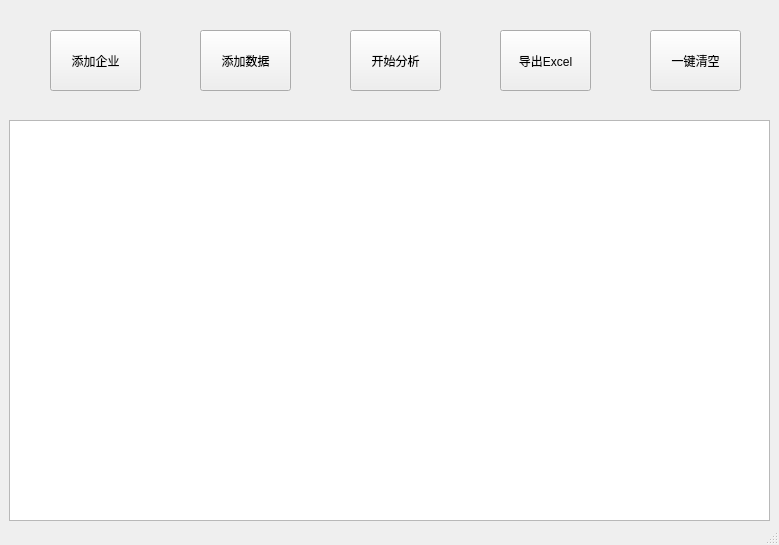
First picture: the form in gui/ui/AgingAnalysis.ui, repository SuperBearXu/AgingAnalysis, before the edit.
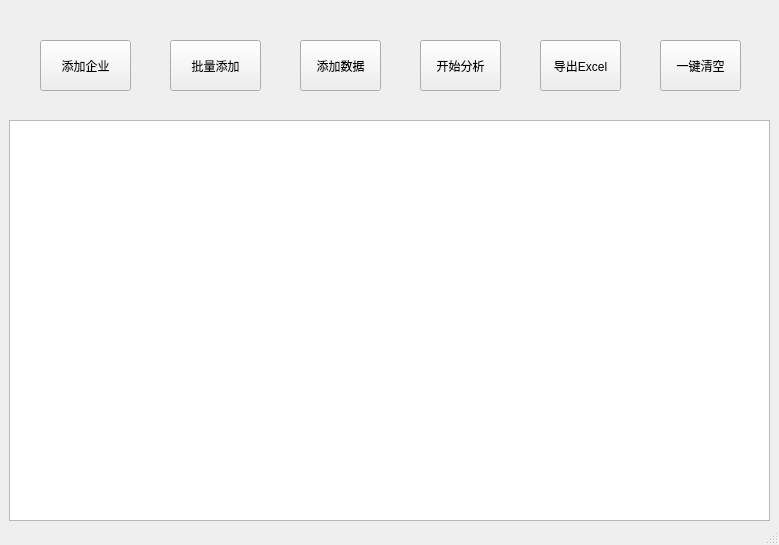
Second picture: the form after the edit.

Commit message: v1.3 添加批量导入企业的功能

```diff
--- a/gui/ui/AgingAnalysis.ui
+++ b/gui/ui/AgingAnalysis.ui
@@ -66,10 +66,10 @@
    <widget class="QPushButton" name="button_add_enterprise">
     <property name="geometry">
      <rect>
-      <x>50</x>
-      <y>30</y>
+      <x>40</x>
+      <y>40</y>
       <width>91</width>
-      <height>61</height>
+      <height>51</height>
      </rect>
     </property>
     <property name="text">
@@ -79,10 +79,10 @@
    <widget class="QPushButton" name="button_add_data">
     <property name="geometry">
      <rect>
-      <x>200</x>
-      <y>30</y>
-      <width>91</width>
-      <height>61</height>
+      <x>300</x>
+      <y>40</y>
+      <width>81</width>
+      <height>51</height>
      </rect>
     </property>
     <property name="text">
@@ -92,10 +92,10 @@
    <widget class="QPushButton" name="button_start_analysis">
     <property name="geometry">
      <rect>
-      <x>350</x>
-      <y>30</y>
-      <width>91</width>
-      <height>61</height>
+      <x>420</x>
+      <y>40</y>
+      <width>81</width>
+      <height>51</height>
      </rect>
     </property>
     <property name="text">
@@ -105,10 +105,10 @@
    <widget class="QPushButton" name="button_export_excel">
     <property name="geometry">
      <rect>
-      <x>500</x>
-      <y>30</y>
-      <width>91</width>
-      <height>61</height>
+      <x>540</x>
+      <y>40</y>
+      <width>81</width>
+      <height>51</height>
      </rect>
     </property>
     <property name="text">
@@ -118,16 +118,29 @@
    <widget class="QPushButton" name="button_click_refresh">
     <property name="geometry">
      <rect>
-      <x>650</x>
-      <y>30</y>
-      <width>91</width>
-      <height>61</height>
+      <x>660</x>
+      <y>40</y>
+      <width>81</width>
+      <height>51</height>
      </rect>
     </property>
     <property name="text">
      <string>一键清空</string>
     </property>
    </widget>
+   <widget class="QPushButton" name="button_add_enterprise_batch">
+    <property name="geometry">
+     <rect>
+      <x>170</x>
+      <y>40</y>
+      <width>91</width>
+      <height>51</height>
+     </rect>
+    </property>
+    <property name="text">
+     <string>批量添加</string>
+    </property>
+   </widget>
   </widget>
   <widget class="QStatusBar" name="statusbar"/>
  </widget>
```
The commit also changes 13 other files.
